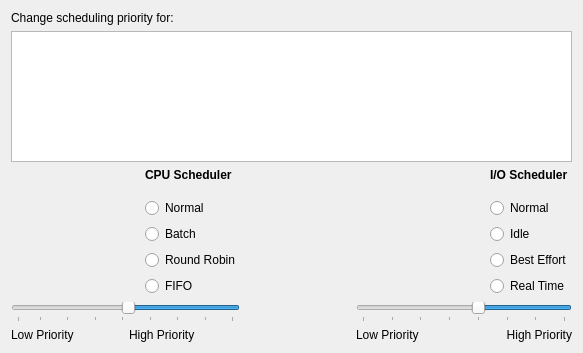
First picture: the form in processui/ReniceDlgUi.ui, repository KDE/libksysguard, before the edit.
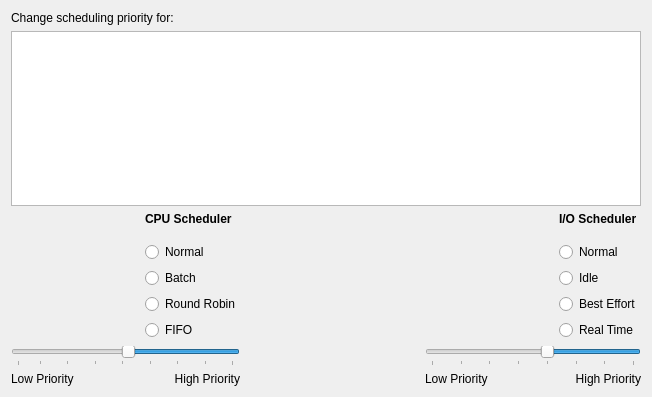
Second picture: the form after the edit. Icons and pictures are not drawn.

Commit message: Fix alignment of label in --reverse mode

What changed in the file:
```diff
--- a/processui/ReniceDlgUi.ui
+++ b/processui/ReniceDlgUi.ui
@@ -5,8 +5,8 @@
    <rect>
     <x>0</x>
     <y>0</y>
-    <width>583</width>
-    <height>353</height>
+    <width>652</width>
+    <height>397</height>
    </rect>
   </property>
   <layout class="QVBoxLayout" >
@@ -349,12 +349,12 @@
        </item>
        <item row="1" column="1" >
         <widget class="QLabel" name="lblCpuHigh" >
-         <property name="layoutDirection" >
-          <enum>Qt::RightToLeft</enum>
-         </property>
          <property name="text" >
           <string>High Priority</string>
          </property>
+         <property name="alignment" >
+          <set>Qt::AlignRight|Qt::AlignTrailing|Qt::AlignVCenter</set>
+         </property>
         </widget>
        </item>
       </layout>
```
